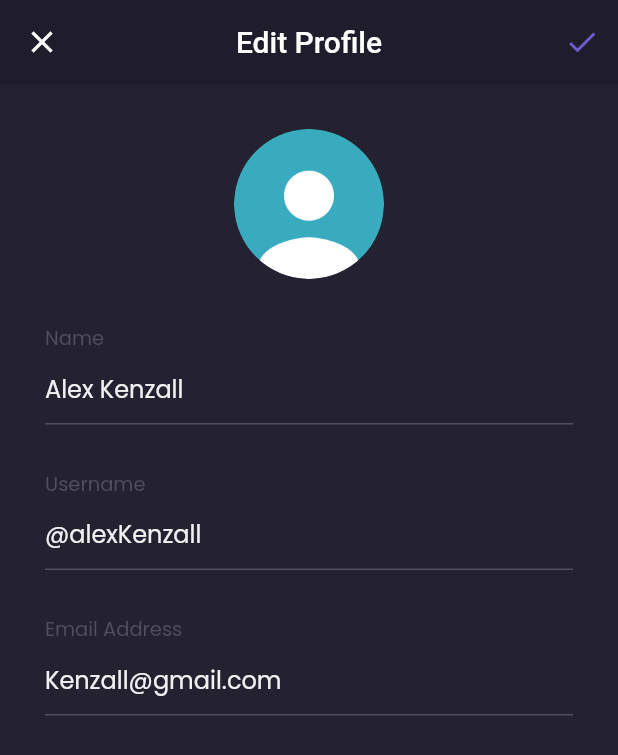
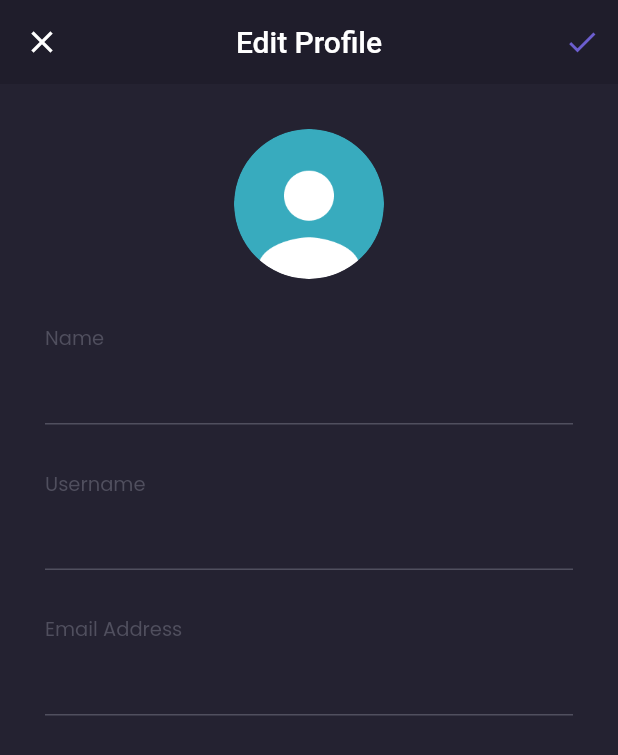
Before and after one commit to AsepCahyudin/saveshamo, a Flutter app: the EditProfilePage screen opened by its route, on a phone screen of 412 x 824 dp. Shown: the top 755 px of the screen. Run offline on Flutter 3.47's test engine with Material 2 defaults, Android fonts, the phone set to English and light mode, and no system bars; our stand-ins replace carousel_slider, google_fonts; accounts and stored records are empty.

Commit message:
show data at edit profile

```diff
--- a/lib/pages/edit_profile_page.dart
+++ b/lib/pages/edit_profile_page.dart
@@ -1,9 +1,15 @@
 import 'package:flutter/material.dart';
+import 'package:provider/provider.dart';
+import 'package:saveshamo/models/user_model.dart';
+import 'package:saveshamo/providers/auth_provider.dart';
 import 'package:saveshamo/theme.dart';
 
 class EditProfilePage extends StatelessWidget {
   @override
   Widget build(BuildContext context) {
+    AuthProvider authProvider = Provider.of<AuthProvider>(context);
+    UserModel user = authProvider.user;
+
     PreferredSizeWidget header() {
       return AppBar(
         leading: IconButton(
@@ -47,7 +53,7 @@ class EditProfilePage extends StatelessWidget {
             TextFormField(
               style: primaryTextStyle,
               decoration: InputDecoration(
-                hintText: 'Alex Kenzall',
+                hintText: user.name,
                 hintStyle: primaryTextStyle,
                 enabledBorder: UnderlineInputBorder(
                   borderSide: BorderSide(
@@ -78,7 +84,7 @@ class EditProfilePage extends StatelessWidget {
             TextFormField(
               style: primaryTextStyle,
               decoration: InputDecoration(
-                hintText: '@alexKenzall',
+                hintText: user.username,
                 hintStyle: primaryTextStyle,
                 enabledBorder: UnderlineInputBorder(
                   borderSide: BorderSide(
@@ -109,7 +115,7 @@ class EditProfilePage extends StatelessWidget {
             TextFormField(
               style: primaryTextStyle,
               decoration: InputDecoration(
-                hintText: 'Kenzall@gmail.com',
+                hintText: user.email,
                 hintStyle: primaryTextStyle,
                 enabledBorder: UnderlineInputBorder(
                   borderSide: BorderSide(
@@ -141,6 +147,7 @@ class EditProfilePage extends StatelessWidget {
               decoration: const BoxDecoration(
                 shape: BoxShape.circle,
                 image: DecorationImage(
+                  fit: BoxFit.fill,
                   image: AssetImage(
                     'assets/Image_Profile.png',
                   ),
```
